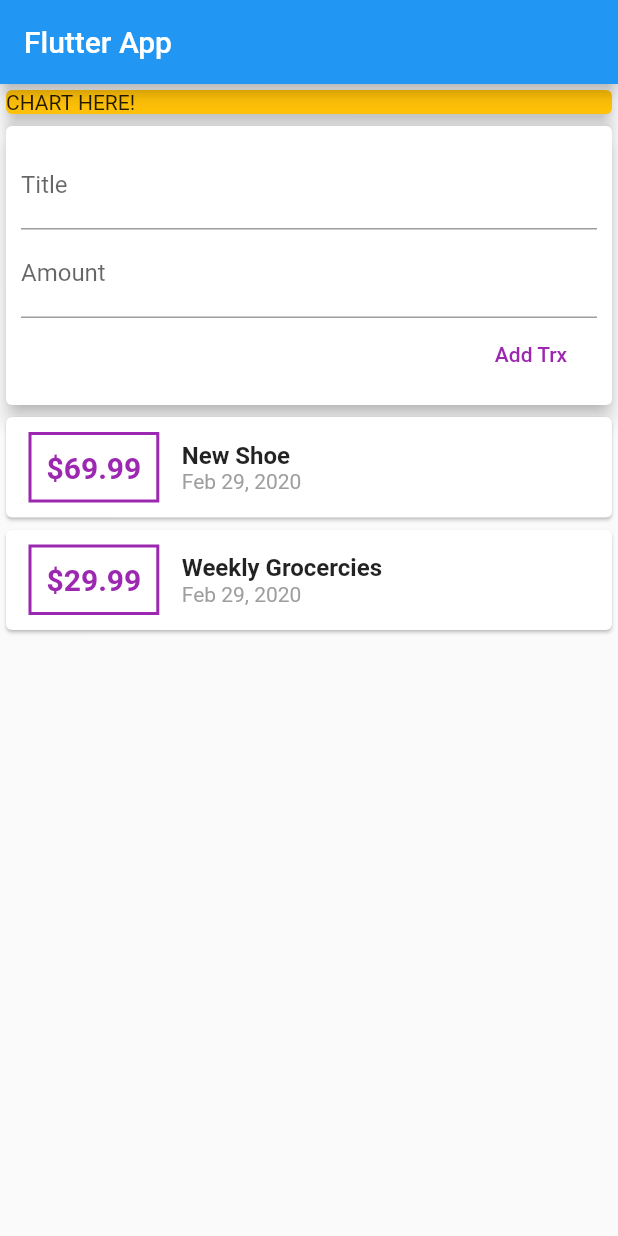
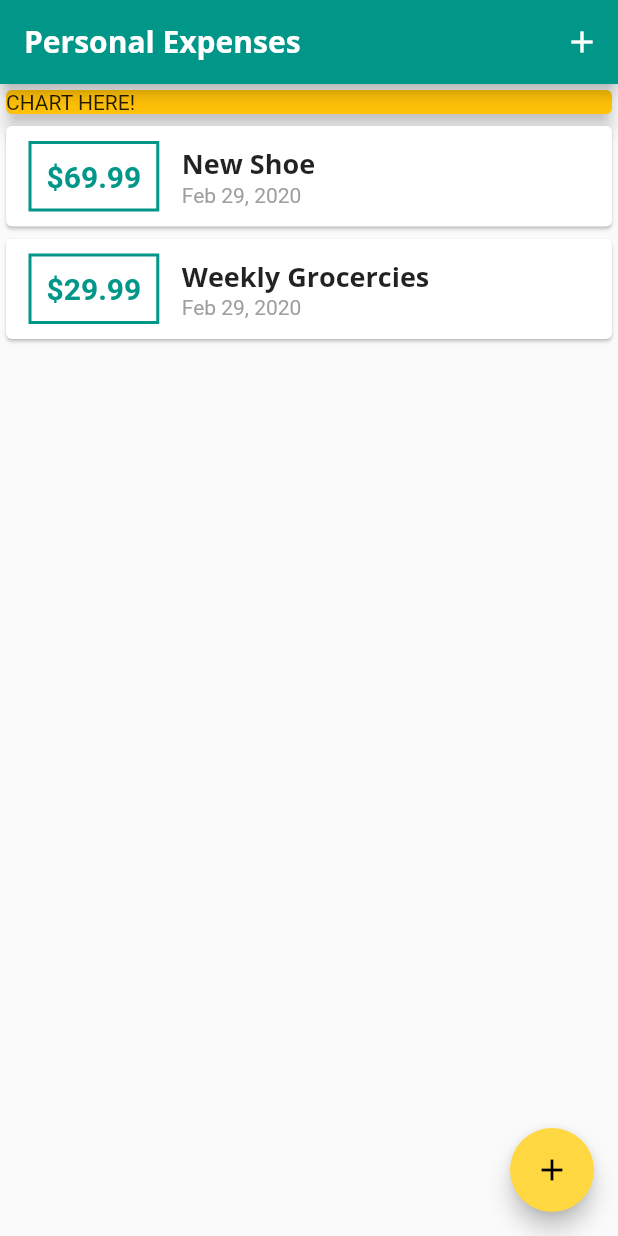
Before and after one commit to ranvirsingh/expense_tracker, a Flutter app: the screen it shows after launch, on a phone screen of 412 x 824 dp. Run offline on Flutter 3.47's test engine with Material 2 defaults, Android fonts, the phone set to English and light mode, and no system bars.

Commit message:
Add fonts and theme.

```diff
--- a/lib/main.dart
+++ b/lib/main.dart
@@ -1,5 +1,7 @@
+import 'package:expense_tracker/widgets/new_transaction.dart';
 import 'package:flutter/material.dart';
-import 'widgets/user_transaction.dart';
+import 'models/transaction.dart';
+import 'widgets/transaction_list.dart';
 
 void main() => runApp(MyApp());
 
@@ -7,20 +9,92 @@ class MyApp extends StatelessWidget {
   @override
   Widget build(BuildContext context) {
     return MaterialApp(
-      title: 'Flutter App',
+      title: 'Personal Expenses',
+      theme: ThemeData(
+        primarySwatch: Colors.teal,
+        accentColor: Colors.amberAccent,
+        fontFamily: 'QuickSand',
+        textTheme: ThemeData.light().textTheme.copyWith(
+              title: TextStyle(
+                fontFamily: 'OpenSans',
+                fontSize: 18,
+                fontWeight: FontWeight.bold,
+              ),
+            ),
+        appBarTheme: AppBarTheme(
+          textTheme: ThemeData.light().textTheme.copyWith(
+                title: TextStyle(
+                  fontFamily: 'OpenSans',
+                  fontSize: 20,
+                  fontWeight: FontWeight.bold,
+                ),
+              ),
+        ),
+      ),
       home: MyHomePage(),
+      debugShowCheckedModeBanner: false,
     );
   }
 }
 
-class MyHomePage extends StatelessWidget {
-  final titleController = TextEditingController();
-  final amountController = TextEditingController();
+class MyHomePage extends StatefulWidget {
+  @override
+  _MyHomePageState createState() => _MyHomePageState();
+}
+
+class _MyHomePageState extends State<MyHomePage> {
+  final List<Transaction> _userTransactions = [
+    Transaction(
+      id: "101",
+      title: "New Shoe",
+      amount: 69.99,
+      date: DateTime.now(),
+    ),
+    Transaction(
+      id: "102",
+      title: "Weekly Grocercies",
+      amount: 29.99,
+      date: DateTime.now(),
+    ),
+  ];
+
+  void _addNewTransaction(String txTitle, double txAmount) {
+    final newTx = Transaction(
+        title: txTitle,
+        amount: txAmount,
+        date: DateTime.now(),
+        id: DateTime.now().toString());
+
+    setState(() {
+      _userTransactions.add(newTx);
+      print(_userTransactions.length);
+    });
+  }
+
+  void _startAddNewTransaction(BuildContext ctx) {
+    showModalBottomSheet(
+      context: ctx,
+      builder: (_) {
+        // return the widget
+        return GestureDetector(
+          child: NewTransaction(_addNewTransaction),
+        );
+      },
+    );
+  }
 
   @override
   Widget build(BuildContext context) {
     return Scaffold(
-        appBar: AppBar(title: Text('Flutter App')),
+      appBar: AppBar(
+        title: Text('Personal Expenses'),
+        actions: [
+          IconButton(
+            icon: Icon(Icons.add),
+            onPressed: () => _startAddNewTransaction(context),
+          ),
+        ],
+      ),
       body: SingleChildScrollView(
         child: Column(
           // mainAxisAlignment: MainAxisAlignment.spaceEvenly,
@@ -34,9 +108,15 @@ class MyHomePage extends StatelessWidget {
                 elevation: 5,
               ),
             ),
-              UserTransaction(),
+            TransacionList(_userTransactions),
           ],
         ),
-        ));
+      ),
+      floatingActionButtonLocation: FloatingActionButtonLocation.endFloat,
+      floatingActionButton: FloatingActionButton(
+        child: Icon(Icons.add),
+        onPressed: () => _startAddNewTransaction(context),
+      ),
+    );
   }
 }
--- a/lib/widgets/transaction_list.dart
+++ b/lib/widgets/transaction_list.dart
@@ -20,23 +20,24 @@ class TransacionList extends StatelessWidget {
                 margin: EdgeInsets.symmetric(horizontal: 15, vertical: 10),
                 decoration: BoxDecoration(
                   border: Border.all(
-                    color: Colors.purple,
+                    color: Theme.of(context).primaryColor,
                     width: 2,
                   ),
                 ),
                 child: Text(
-                  '\$${transactions[idx].amount}',
+                  '\$${transactions[idx].amount.toStringAsFixed(2)}',
                   style: TextStyle(
-                      fontWeight: FontWeight.bold,
-                      fontSize: 20,
-                      color: Colors.purple),
+                    fontWeight: FontWeight.bold,
+                    fontSize: 20,
+                    color: Theme.of(context).primaryColor,
+                  ),
                 ),
                 padding: EdgeInsets.all(10),
               ),
               Column(crossAxisAlignment: CrossAxisAlignment.start, children: [
                 Text(
                   transactions[idx].title,
-                  style: TextStyle(fontSize: 16, fontWeight: FontWeight.bold),
+                  style: Theme.of(context).textTheme.title,
                 ),
                 Text(
                   DateFormat.yMMMd().format(transactions[idx].date),
--- a/lib/widgets/user_transaction.dart
+++ /dev/null
@@ -1,42 +0,0 @@
-import 'package:expense_tracker/models/transaction.dart';
-import 'package:flutter/material.dart';
-
-import 'new_transaction.dart';
-import 'transaction_list.dart';
-
-class UserTransaction extends StatefulWidget {
-  @override
-  _UserTransactionState createState() => _UserTransactionState();
-}
-
-class _UserTransactionState extends State<UserTransaction> {
-  final List<Transaction> _userTransactions = [
-    Transaction(
-        id: "101", title: "New Shoe", amount: 69.99, date: DateTime.now()),
-    Transaction(
-        id: "102",
-        title: "Weekly Grocercies",
-        amount: 29.99,
-        date: DateTime.now())
-  ];
-
-  void _addNewTransaction(String txTitle, double txAmount) {
-    final newTx = Transaction(
-        title: txTitle,
-        amount: txAmount,
-        date: DateTime.now(),
-        id: DateTime.now().toString());
-
-    setState(() {
-      _userTransactions.add(newTx);
-      print(_userTransactions.length);
-    });
-  }
-
-  @override
-  Widget build(BuildContext context) {
-    return Column(
-      children: <Widget>[NewTransaction(_addNewTransaction), TransacionList(_userTransactions)],
-    );
-  }
-}
```
Also changed, not shown: lib/widgets/new_transaction.dart (+34 -6 lines), pubspec.yaml (+11 -11 lines), assets/fonts/OpenSans-Bold.ttf (added), assets/fonts/OpenSans-Regular.ttf (added), assets/fonts/Quicksand-Bold.ttf (added), assets/fonts/Quicksand-Light.ttf (added), assets/fonts/Quicksand-Medium.ttf (added), assets/fonts/Quicksand-Regular.ttf (added). Lines whose indentation alone changed are shown as unchanged.
